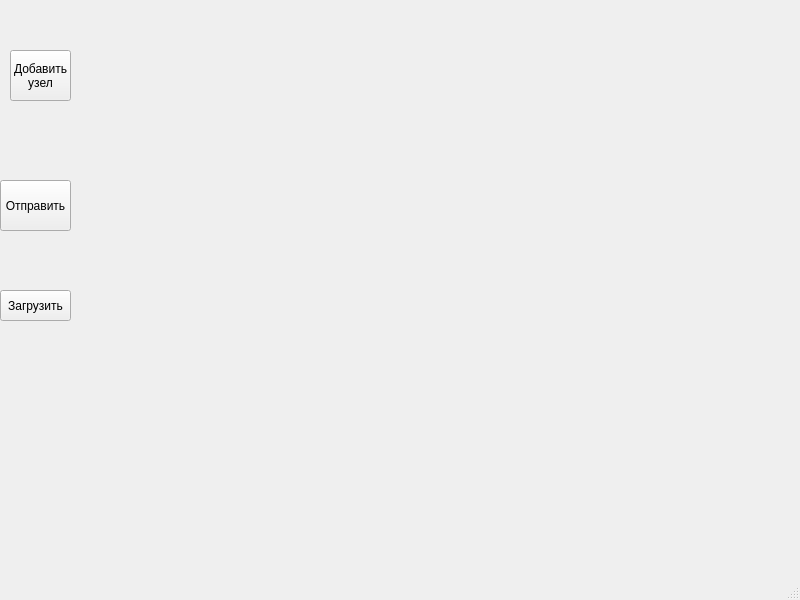
Before: the Qt Designer form design_admin.ui in Blinded-by-luck/mil_faculty_app, drawn with Qt 5.
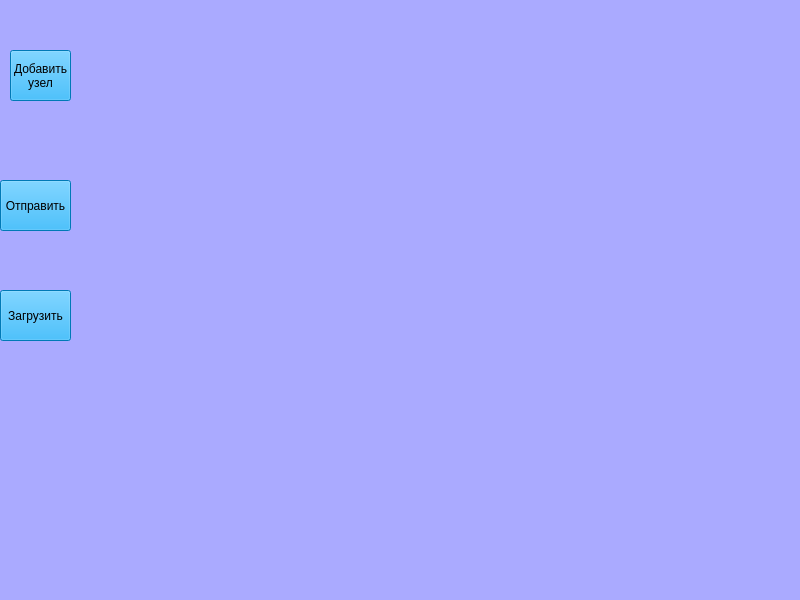
After: the same form once the commit is applied.

```diff
--- a/design_admin.ui
+++ b/design_admin.ui
@@ -19,6 +19,9 @@
   <property name="windowTitle">
    <string>Project</string>
   </property>
+  <property name="styleSheet">
+   <string notr="true">background-color: rgb(170, 170, 255);</string>
+  </property>
   <widget class="QWidget" name="centralwidget">
    <widget class="QPushButton" name="add_node_btn">
     <property name="geometry">
@@ -29,6 +32,9 @@
       <height>51</height>
      </rect>
     </property>
+    <property name="styleSheet">
+     <string notr="true">background-color: rgb(0, 170, 255);</string>
+    </property>
     <property name="text">
      <string>Добавить
 узел</string>
@@ -43,6 +49,9 @@
       <height>51</height>
      </rect>
     </property>
+    <property name="styleSheet">
+     <string notr="true">background-color: rgb(0, 170, 255);</string>
+    </property>
     <property name="text">
      <string>Отправить</string>
     </property>
@@ -53,9 +62,12 @@
       <x>0</x>
       <y>290</y>
       <width>71</width>
-      <height>31</height>
+      <height>51</height>
      </rect>
     </property>
+    <property name="styleSheet">
+     <string notr="true">background-color: rgb(0, 170, 255);</string>
+    </property>
     <property name="text">
      <string>Загрузить</string>
     </property>
```
